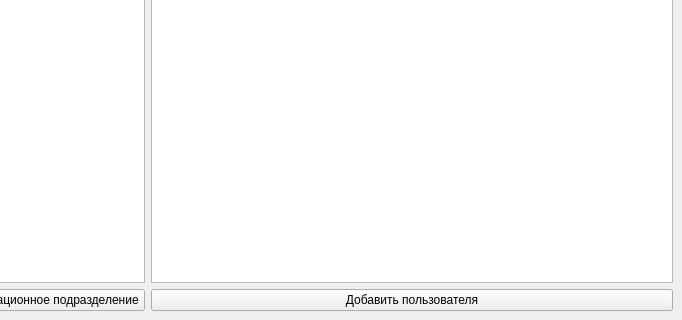
Old version of the form Qt forms/form_widgetMain.ui in the repository ega22a/g-workspace-registration; both pictures show x 118 to 800 and y 280 to 600 of the 800 by 600 pixel window.
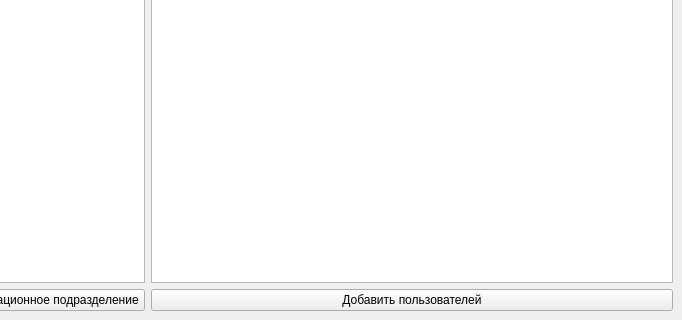
New version of the form.

The edit to the form file:
```diff
--- a/Qt forms/form_widgetMain.ui
+++ b/Qt forms/form_widgetMain.ui
@@ -100,7 +100,7 @@
     <item row="1" column="1">
      <widget class="QPushButton" name="buttonAddUser">
       <property name="text">
-       <string>Добавить пользователя</string>
+       <string>Добавить пользователей</string>
       </property>
      </widget>
     </item>
```
